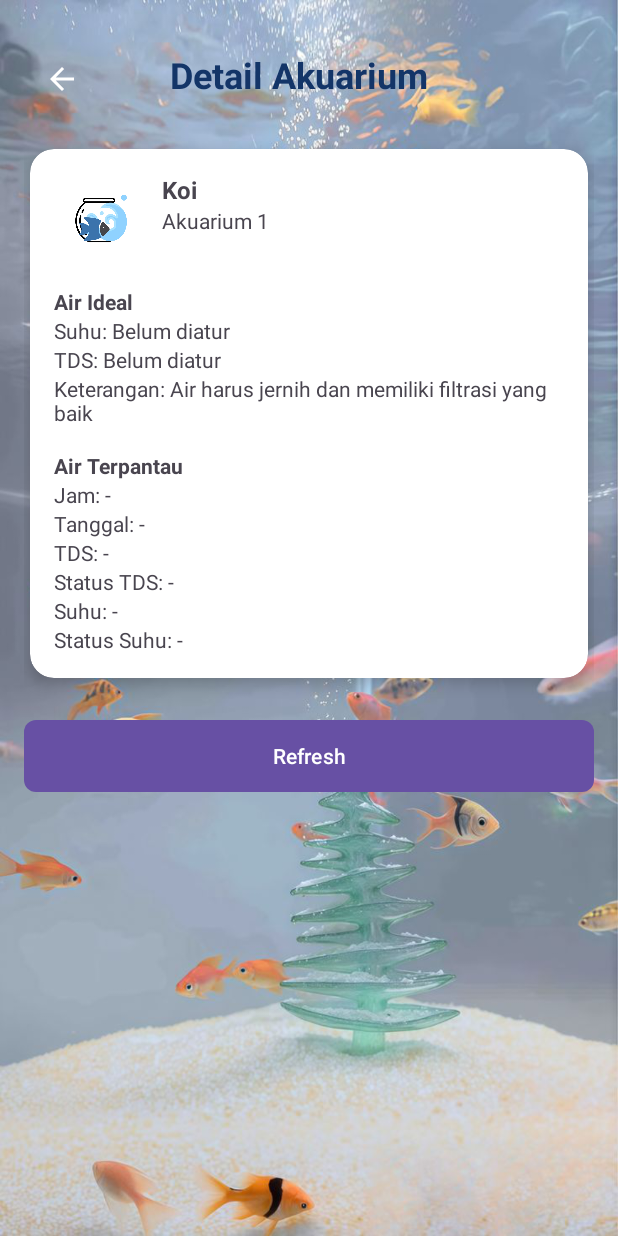
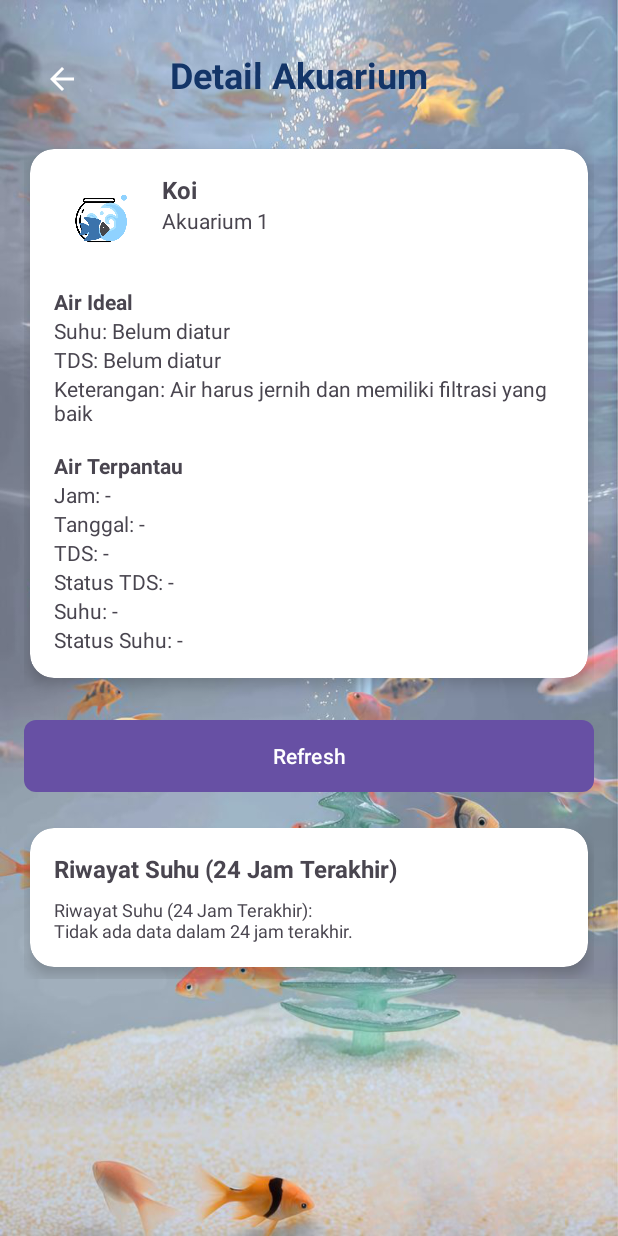
Before and after one commit to SimaSabrina30/SmartAkuarium, an Android app: the detailakuarium screen opened directly, with no data from a screen before it, on a phone screen of 412 x 824 dp. Run offline under Robolectric (Android 15) with nearby library versions, the phone set to English and light mode, and no system bars; our stand-ins replace Firebase (no records; nobody signed in at launch, a user with empty details on screens opened directly).

Commit message:
riwayat suhu

```diff
--- a/app/src/main/java/com/sima/smartakuarium/detailakuarium.java
+++ b/app/src/main/java/com/sima/smartakuarium/detailakuarium.java
@@ -15,13 +15,18 @@ import com.google.firebase.firestore.QueryDocumentSnapshot;
 import com.google.firebase.firestore.Query;
 
 import java.text.SimpleDateFormat;
+import java.util.Calendar;
 import java.util.Date;
 import java.util.Locale;
+import java.util.HashMap;
+import java.util.Map;
+import java.util.concurrent.TimeUnit;
 
 public class detailakuarium extends AppCompatActivity {
     Button btnRefresh;
     TextView tvJam, tvTanggal, tvTds, tvSuhu, tvStatusTds, tvStatusSuhu;
     TextView tvIdealSuhu, tvIdealTds;
+    TextView tvTemperatureHistory; // New TextView for temperature history
 
     FirebaseFirestore db = FirebaseFirestore.getInstance();
     CollectionReference logRef = db.collection("aquarium_logs");
@@ -40,17 +45,19 @@ public class detailakuarium extends AppCompatActivity {
         tvSuhu = findViewById(R.id.tvSuhu);
         tvStatusTds = findViewById(R.id.tvStatusTds);
         tvStatusSuhu = findViewById(R.id.tvStatusSuhu);
-
         tvIdealSuhu = findViewById(R.id.tvIdealSuhu);
         tvIdealTds = findViewById(R.id.tvIdealTds);
+        tvTemperatureHistory = findViewById(R.id.tvTemperatureHistory); // Initialize the new TextView
 
         findViewById(R.id.backButton).setOnClickListener(v -> finish());
 
         getLatestLog();
+        getTemperatureHistory(); // Call the new method to fetch history
         displayIdealSettings();
 
         btnRefresh.setOnClickListener(view -> {
             getLatestLog();
+            getTemperatureHistory(); // Refresh history as well
         });
     }
 
@@ -73,7 +80,6 @@ public class detailakuarium extends AppCompatActivity {
                         tvTds.setText("TDS: " + (tds != null ? String.format(Locale.getDefault(), "%.2f", tds) : "-") + " ppm");
                         tvSuhu.setText("Suhu: " + (suhu != null ? String.format(Locale.getDefault(), "%.2f", suhu) : "-") + "°C");
 
-                        // --- Logic to determine status based on Arduino code ---
                         String statusSuhu = "-";
                         if (suhu != null) {
                             if (suhu < 25) {
@@ -97,7 +103,6 @@ public class detailakuarium extends AppCompatActivity {
                             }
                         }
                         tvStatusTds.setText("Status TDS: " + statusTDS);
-                        // --- End of status logic ---
 
                     } else {
                         Toast.makeText(this, "Data tidak ditemukan", Toast.LENGTH_SHORT).show();
@@ -117,6 +122,59 @@ public class detailakuarium extends AppCompatActivity {
                     tvSuhu.setText("Suhu: -");
                     tvStatusSuhu.setText("Status Suhu: -");
                     tvStatusTds.setText("Status TDS: -");
+                });
+    }
+
+    private void getTemperatureHistory() {
+        // Calculate the timestamp for 24 hours ago
+        Calendar cal = Calendar.getInstance();
+        cal.add(Calendar.HOUR_OF_DAY, -24);
+        Date twentyFourHoursAgo = cal.getTime();
+
+        logRef.whereGreaterThanOrEqualTo("date", twentyFourHoursAgo)
+                .orderBy("date", Query.Direction.ASCENDING)
+                .get()
+                .addOnSuccessListener(queryDocumentSnapshots -> {
+                    if (!queryDocumentSnapshots.isEmpty()) {
+                        Map<String, Double> hourlyTemperatures = new HashMap<>();
+                        SimpleDateFormat hourFormat = new SimpleDateFormat("HH", Locale.getDefault());
+                        SimpleDateFormat fullDateFormat = new SimpleDateFormat("dd/MM HH:mm", Locale.getDefault()); // For more detailed display
+
+                        for (QueryDocumentSnapshot doc : queryDocumentSnapshots) {
+                            Date logDate = doc.getDate("date");
+                            Double suhu = doc.getDouble("suhu_air");
+
+                            if (logDate != null && suhu != null) {
+                                String hourKey = hourFormat.format(logDate);
+                                // Store the latest temperature for each hour to avoid too much data
+                                hourlyTemperatures.put(hourKey, suhu);
+                            }
+                        }
+
+                        StringBuilder historyBuilder = new StringBuilder("Riwayat Suhu (24 Jam Terakhir):\n");
+                        // Iterate through the last 24 hours to display history
+                        Calendar displayCal = Calendar.getInstance();
+                        for (int i = 0; i < 24; i++) {
+                            displayCal.add(Calendar.HOUR_OF_DAY, -1); // Go back one hour
+                            String hourKey = hourFormat.format(displayCal.getTime());
+                            Double temp = hourlyTemperatures.get(hourKey);
+
+                            historyBuilder.append(fullDateFormat.format(displayCal.getTime())).append(" - Suhu: ");
+                            if (temp != null) {
+                                historyBuilder.append(String.format(Locale.getDefault(), "%.2f", temp)).append("°C\n");
+                            } else {
+                                historyBuilder.append("Tidak ada data\n");
+                            }
+                        }
+                        tvTemperatureHistory.setText(historyBuilder.toString());
+
+                    } else {
+                        tvTemperatureHistory.setText("Riwayat Suhu (24 Jam Terakhir):\nTidak ada data dalam 24 jam terakhir.");
+                    }
+                })
+                .addOnFailureListener(e -> {
+                    Toast.makeText(this, "Gagal mengambil riwayat suhu: " + e.getMessage(), Toast.LENGTH_SHORT).show();
+                    tvTemperatureHistory.setText("Riwayat Suhu (24 Jam Terakhir):\nError memuat riwayat.");
                 });
     }
 
--- a/app/src/main/res/layout/activity_detailakuarium.xml
+++ b/app/src/main/res/layout/activity_detailakuarium.xml
@@ -17,7 +17,6 @@
             android:layout_width="match_parent"
             android:layout_height="wrap_content">
 
-            <!-- Header -->
             <LinearLayout
                 android:layout_width="match_parent"
                 android:layout_height="wrap_content"
@@ -51,7 +50,6 @@
                     android:gravity="center" />
             </LinearLayout>
 
-            <!-- CardView dengan ujung tumpul -->
             <androidx.cardview.widget.CardView
                 android:layout_width="match_parent"
                 android:layout_height="wrap_content"
@@ -68,7 +66,6 @@
                     android:layout_height="wrap_content"
                     android:padding="16dp">
 
-                    <!-- Info Akuarium -->
                     <LinearLayout
                         android:orientation="horizontal"
                         android:layout_width="wrap_content"
@@ -101,7 +98,6 @@
                         </LinearLayout>
                     </LinearLayout>
 
-                    <!-- Ideal Air -->
                     <TextView
                         android:text="Air Ideal"
                         android:textStyle="bold"
@@ -126,7 +122,6 @@
                         android:layout_width="wrap_content"
                         android:layout_height="wrap_content" />
 
-                    <!-- Air Terpantau -->
                     <TextView
                         android:id="@+id/tvAirTerpantauLabel"
                         android:text="Air Terpantau"
@@ -173,7 +168,6 @@
                 </LinearLayout>
             </androidx.cardview.widget.CardView>
 
-            <!-- Tombol Refresh -->
             <Button
                 android:id="@+id/btnRefresh"
                 android:text="Refresh"
@@ -183,6 +177,43 @@
                 android:layout_height="wrap_content"
                 android:layout_marginTop="20dp"
                 android:layout_marginBottom="16dp" />
+
+            <androidx.cardview.widget.CardView
+                android:layout_width="match_parent"
+                android:layout_height="wrap_content"
+                android:layout_marginTop="8dp"
+                android:layout_marginBottom="8dp"
+                android:layout_marginHorizontal="4dp"
+                app:cardCornerRadius="16dp"
+                app:cardElevation="6dp"
+                app:cardBackgroundColor="@android:color/white">
+
+                <LinearLayout
+                    android:orientation="vertical"
+                    android:layout_width="match_parent"
+                    android:layout_height="wrap_content"
+                    android:padding="16dp">
+
+                    <TextView
+                        android:id="@+id/tvTemperatureHistoryLabel"
+                        android:text="Riwayat Suhu (24 Jam Terakhir)"
+                        android:textStyle="bold"
+                        android:textSize="16sp"
+                        android:layout_marginBottom="8dp"
+                        android:layout_width="wrap_content"
+                        android:layout_height="wrap_content" />
+
+                    <TextView
+                        android:id="@+id/tvTemperatureHistory"
+                        android:layout_width="match_parent"
+                        android:layout_height="wrap_content"
+                        android:text="Memuat riwayat suhu..."
+                        android:maxLines="24"
+                        android:scrollbars="vertical"
+                        android:textSize="12sp"/>
+                </LinearLayout>
+            </androidx.cardview.widget.CardView>
+
         </LinearLayout>
     </ScrollView>
 </RelativeLayout>
```
Also changed, not shown: app/src/main/java/com/sima/smartakuarium/atursuhu.java (+13 -1 lines).
